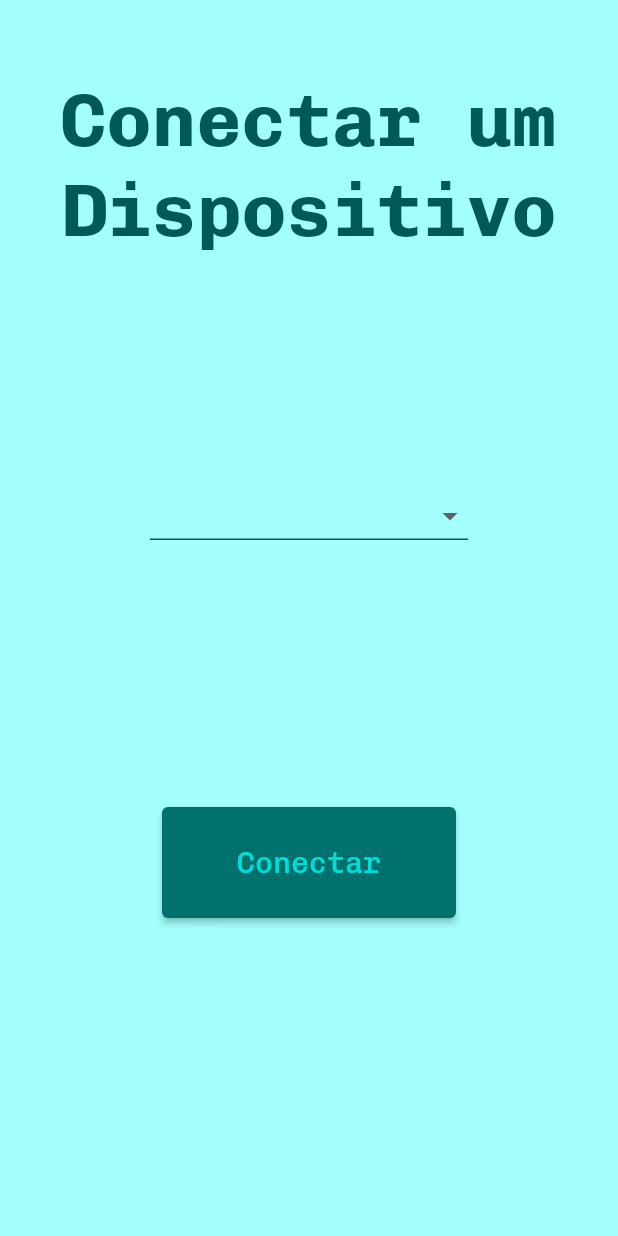
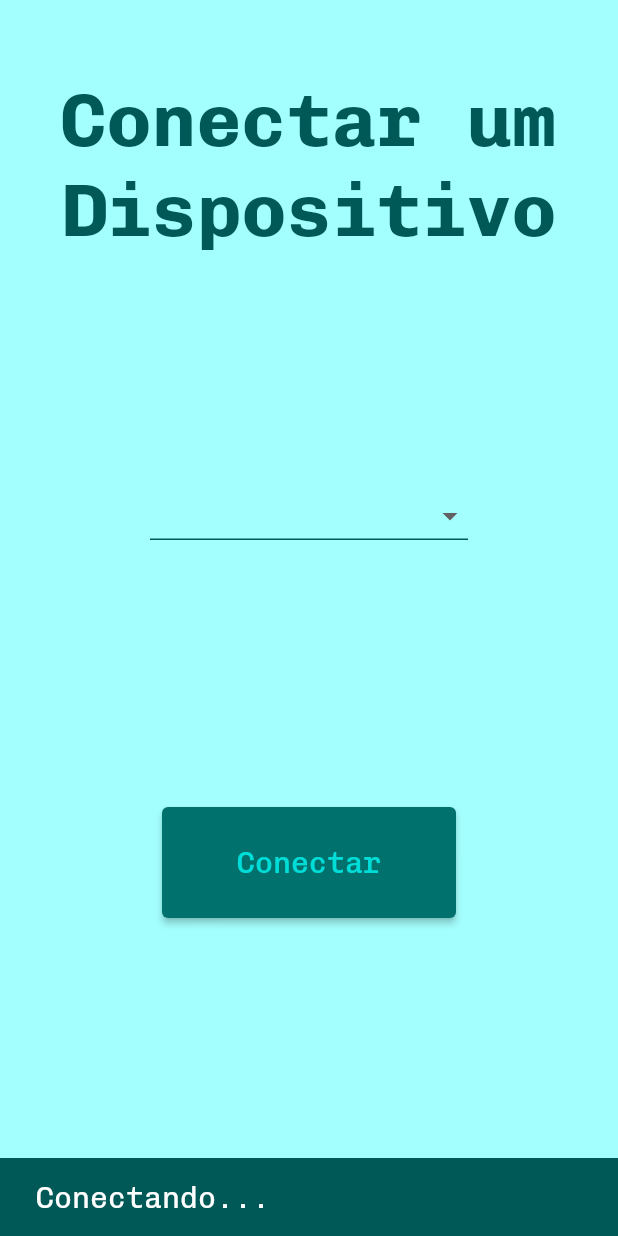
Before and after one commit to marcotech2002/Pathfinder_Sub-GL922A_App, a Flutter app: the TelaConectar screen opened directly, after a tap on "Conectar", on a phone screen of 412 x 824 dp. Run offline on Flutter 3.47's test engine with Material 2 defaults, Android fonts, the phone set to English and light mode, and no system bars; our stand-ins replace easy_splash_screen; network calls fail.

Commit message:
mensagem conectando

```diff
--- a/projeto_app/lib/view/app/tela_conectar.dart
+++ b/projeto_app/lib/view/app/tela_conectar.dart
@@ -76,7 +76,7 @@ class _TelaConectarState extends State<TelaConectar>
                 ),
                 onPressed: ()
                 {
-
+                  message('Conectando...');
                 },
                 child: Text(
                   'Conectar',
@@ -87,6 +87,20 @@ class _TelaConectarState extends State<TelaConectar>
           ),
         ),
       ),
+    );
+  }
+
+  message(message)
+  {
+    ScaffoldMessenger.of(context).showSnackBar(
+      SnackBar(
+        content: Text(
+          message,
+          style: Font().MessageFont,
+        ),
+        duration: Duration(seconds: 3),
+        backgroundColor: Palette().Tertiary,
+      )
     );
   }
 }
```
